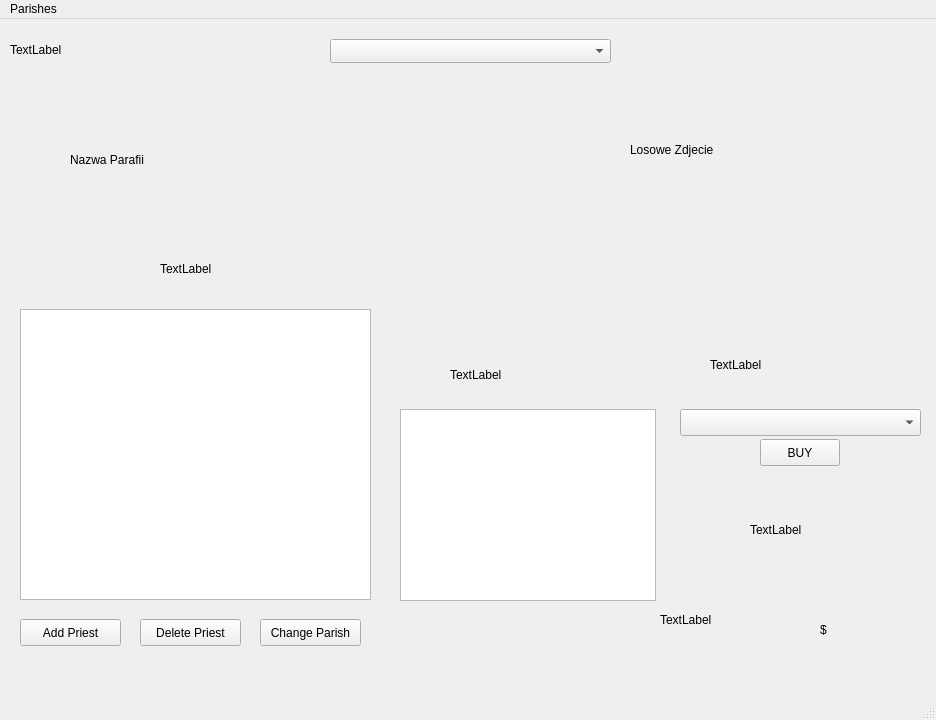
Qt form newwindow.ui (GrzemoTLM/Diocese-Management-QT-app) before a commit.
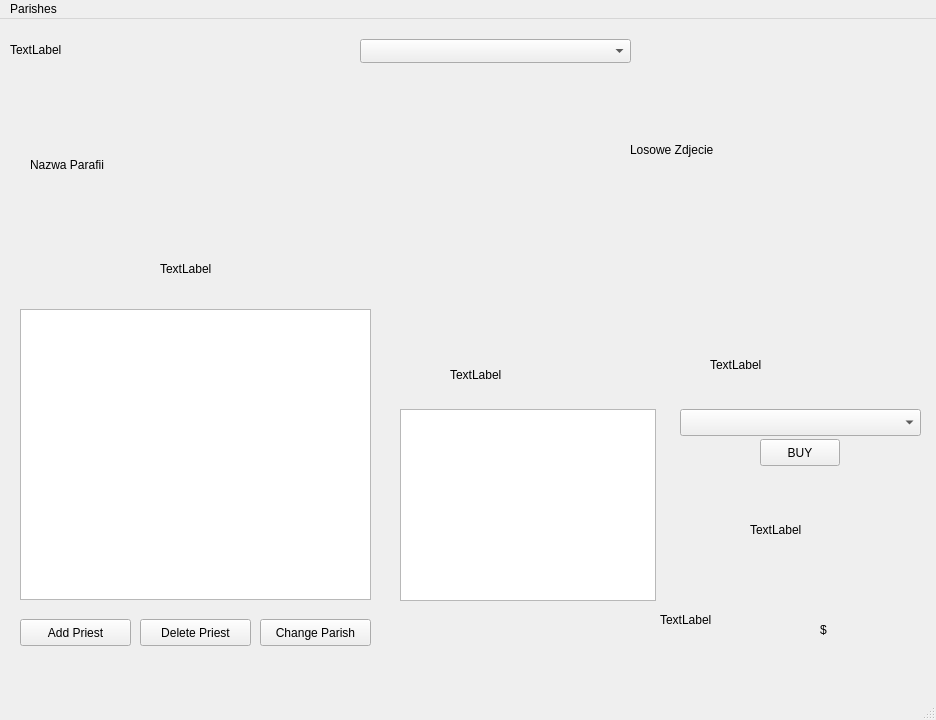
The same form after that commit.

What changed in the file:
```diff
--- a/newwindow.ui
+++ b/newwindow.ui
@@ -19,7 +19,7 @@
      <rect>
       <x>10</x>
       <y>10</y>
-      <width>251</width>
+      <width>311</width>
       <height>41</height>
      </rect>
     </property>
@@ -55,7 +55,7 @@
      <rect>
       <x>20</x>
       <y>600</y>
-      <width>101</width>
+      <width>111</width>
       <height>27</height>
      </rect>
     </property>
@@ -68,7 +68,7 @@
      <rect>
       <x>140</x>
       <y>600</y>
-      <width>101</width>
+      <width>111</width>
       <height>27</height>
      </rect>
     </property>
@@ -81,7 +81,7 @@
      <rect>
       <x>260</x>
       <y>600</y>
-      <width>101</width>
+      <width>111</width>
       <height>27</height>
      </rect>
     </property>
@@ -102,10 +102,10 @@
    <widget class="QLabel" name="LabelParishName">
     <property name="geometry">
      <rect>
-      <x>70</x>
+      <x>30</x>
       <y>80</y>
-      <width>461</width>
-      <height>121</height>
+      <width>581</width>
+      <height>131</height>
      </rect>
     </property>
     <property name="text">
@@ -216,9 +216,9 @@
    <widget class="QComboBox" name="comboBoxParish">
     <property name="geometry">
      <rect>
-      <x>330</x>
+      <x>360</x>
       <y>20</y>
-      <width>281</width>
+      <width>271</width>
       <height>24</height>
      </rect>
     </property>
```
